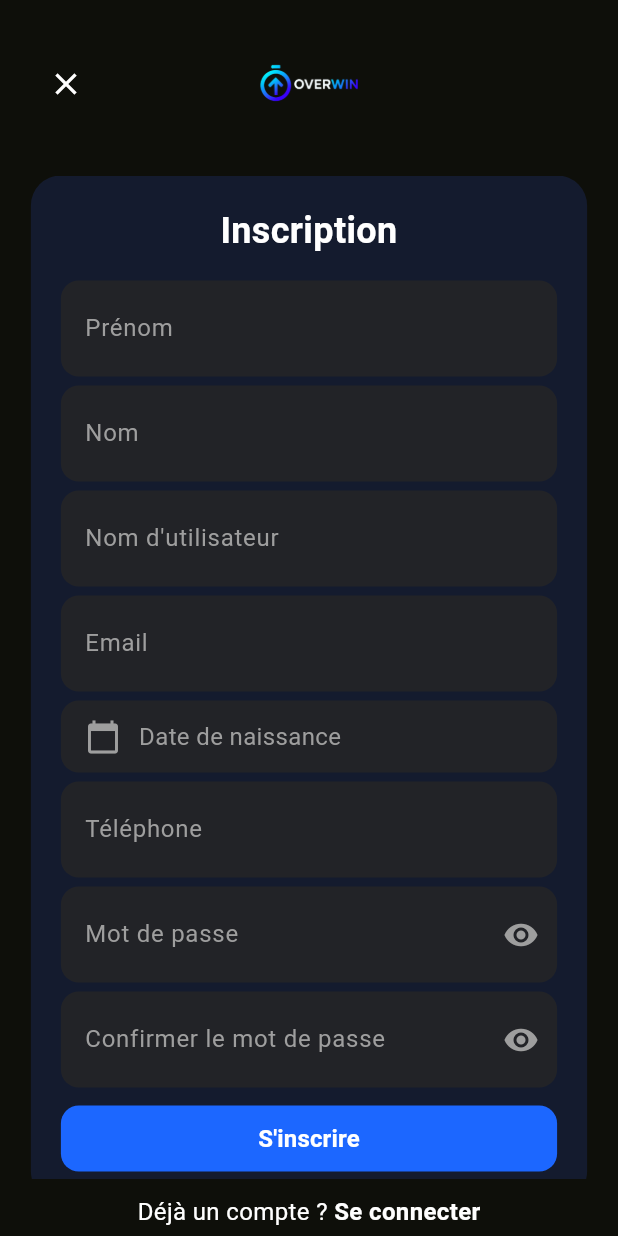
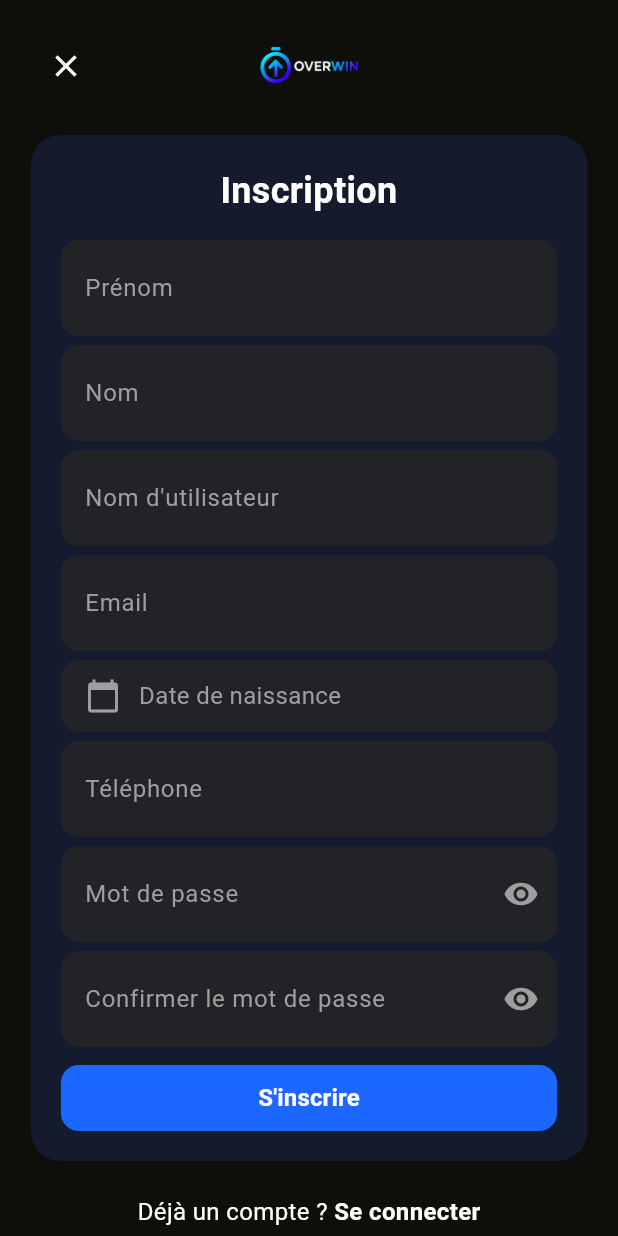
Before and after one commit to Phonganbundau/overwin-project, a Flutter app: the SignUpScreen screen opened directly, on a phone screen of 412 x 824 dp. Run offline on Flutter 3.47's test engine with Material 3 defaults, Android fonts, the phone set to English and light mode, and no system bars; our stand-ins replace app_links, flutter_riverpod, flutter_secure_storage, go_router; accounts and stored records are empty; network calls fail.

Commit message:
complete ui 1/9

```diff
--- a/lib/modules/auth/views/sign_up_screen.dart
+++ b/lib/modules/auth/views/sign_up_screen.dart
@@ -131,7 +131,7 @@ class _SignUpScreenState extends ConsumerState<SignUpScreen> {
             children: [
               // Header with logo and close button
               Padding(
-                padding: const EdgeInsets.symmetric(horizontal: 20.0, vertical: 16.0),
+                padding: const EdgeInsets.symmetric(horizontal: 20.0, vertical: 4.0),
                 child: Row(
                   children: [
                     // Close button
@@ -153,7 +153,7 @@ class _SignUpScreenState extends ConsumerState<SignUpScreen> {
                 ),
               ),
 
-              const SizedBox(height: 5),
+              const SizedBox(height: 2),
 
               // Sign Up form container
               Expanded(
@@ -457,7 +457,7 @@ class _SignUpScreenState extends ConsumerState<SignUpScreen> {
                 ),
               ),
 
-              const SizedBox(height: 5),
+              const SizedBox(height: 2),
 
               // Sign in link below the container
               Padding(
```
